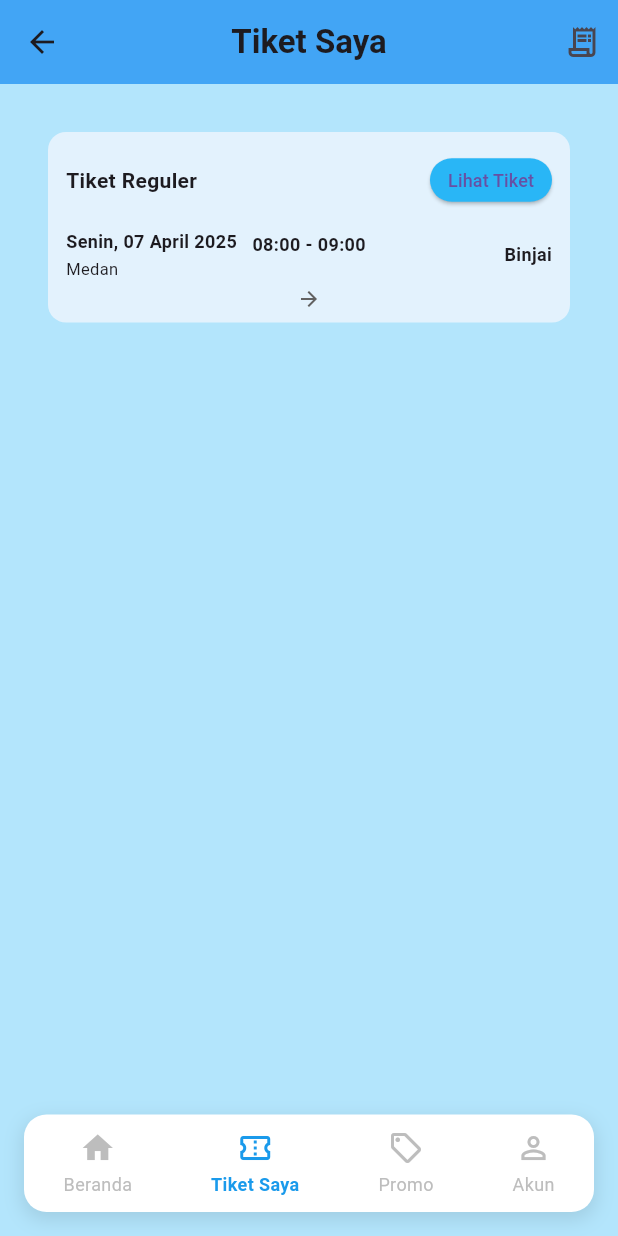
After one commit to Puderta-2202/bussgo, a Flutter app: the TiketSayaPage screen opened directly, on a phone screen of 412 x 824 dp. The commit adds this screen. Run offline on Flutter 3.47's test engine with Material 3 defaults, Android fonts, the phone set to English and light mode, and no system bars.

Commit message:
up to date

```diff
--- a/lib/pages/home_screen.dart
+++ b/lib/pages/home_screen.dart
@@ -1,4 +1,5 @@
 import 'package:flutter/material.dart';
+import 'tiket_saya.dart';
 
 const Color mainBlue = Color(0xFF1A9AEB);
 
@@ -16,6 +17,13 @@ class _HomeScreenState extends State<HomeScreen> {
     setState(() {
       _selectedIndex = index;
     });
+
+    if (index == 1) {
+      Navigator.push(
+        context,
+        MaterialPageRoute(builder: (context) => const TiketSayaPage()),
+      );
+    }
   }
 
   @override
--- /dev/null
+++ b/lib/pages/tiket_saya.dart
@@ -0,0 +1,242 @@
+import 'package:flutter/material.dart';
+import 'home_screen.dart';
+
+const Color mainBlue = Color(0xFF1A9AEB);
+
+class TiketSayaPage extends StatefulWidget {
+  const TiketSayaPage({Key? key}) : super(key: key);
+
+  @override
+  State<TiketSayaPage> createState() => _TiketSayaPageState();
+}
+
+class _TiketSayaPageState extends State<TiketSayaPage> {
+  int _selectedIndex = 1; // karena ini halaman Tiket Saya
+
+  void _onItemTapped(int index) {
+    setState(() {
+      _selectedIndex = index;
+    });
+
+    if (index == 0) {
+      Navigator.pushAndRemoveUntil(
+        context,
+        MaterialPageRoute(builder: (context) => const HomeScreen()),
+        (route) => false,
+      );
+    }
+  }
+
+  Widget _buildNavItem(IconData icon, String label, bool isActive) {
+    return GestureDetector(
+      onTap: () {
+        int index =
+            label == 'Beranda'
+                ? 0
+                : label == 'Tiket Saya'
+                ? 1
+                : label == 'Promo'
+                ? 2
+                : 3;
+        _onItemTapped(index);
+      },
+      child: Column(
+        mainAxisSize: MainAxisSize.min,
+        children: [
+          Icon(icon, color: isActive ? mainBlue : Colors.grey[400], size: 24),
+          const SizedBox(height: 4),
+          Text(
+            label,
+            style: TextStyle(
+              color: isActive ? mainBlue : Colors.grey[400],
+              fontSize: 12,
+              fontWeight: isActive ? FontWeight.w600 : FontWeight.normal,
+            ),
+          ),
+        ],
+      ),
+    );
+  }
+
+  @override
+  Widget build(BuildContext context) {
+    return Scaffold(
+      backgroundColor: Colors.lightBlue[100],
+      appBar: AppBar(
+        backgroundColor: Colors.blue[400],
+        title: const Text(
+          'Tiket Saya',
+          style: TextStyle(fontWeight: FontWeight.bold),
+        ),
+        centerTitle: true,
+        leading: IconButton(
+          icon: const Icon(Icons.arrow_back),
+          onPressed: () => Navigator.pop(context),
+        ),
+        actions: [
+          IconButton(
+            icon: const Icon(Icons.receipt_long_outlined),
+            onPressed: () {
+              // aksi icon receipt
+            },
+          ),
+        ],
+      ),
+      body: Padding(
+        padding: const EdgeInsets.all(16),
+        child: Container(
+          decoration: BoxDecoration(
+            color: Colors.blue[20],
+            borderRadius: BorderRadius.circular(16),
+          ),
+          padding: const EdgeInsets.all(16),
+          child: Column(
+            crossAxisAlignment: CrossAxisAlignment.start,
+            children: [
+              Container(
+                decoration: BoxDecoration(
+                  color: Colors.blue[50],
+                  borderRadius: BorderRadius.circular(12),
+                ),
+                padding: const EdgeInsets.symmetric(
+                  horizontal: 12,
+                  vertical: 8,
+                ),
+                child: Column(
+                  crossAxisAlignment: CrossAxisAlignment.start,
+                  children: [
+                    Row(
+                      mainAxisAlignment: MainAxisAlignment.spaceBetween,
+                      children: [
+                        const Text(
+                          'Tiket Reguler',
+                          style: TextStyle(
+                            fontWeight: FontWeight.bold,
+                            fontSize: 14,
+                          ),
+                        ),
+                        ElevatedButton(
+                          onPressed: () {
+                            // aksi tombol lihat tiket
+                          },
+                          style: ElevatedButton.styleFrom(
+                            backgroundColor: Colors.lightBlue[400],
+                            padding: const EdgeInsets.symmetric(
+                              horizontal: 12,
+                              vertical: 6,
+                            ),
+                            shape: RoundedRectangleBorder(
+                              borderRadius: BorderRadius.circular(20),
+                            ),
+                            minimumSize: const Size(80, 28),
+                          ),
+                          child: const Text(
+                            'Lihat Tiket',
+                            style: TextStyle(fontSize: 12),
+                          ),
+                        ),
+                      ],
+                    ),
+                    const SizedBox(height: 8),
+                    Row(
+                      children: [
+                        Expanded(
+                          flex: 3,
+                          child: Column(
+                            crossAxisAlignment: CrossAxisAlignment.start,
+                            children: const [
+                              Text(
+                                'Senin, 07 April 2025',
+                                style: TextStyle(
+                                  fontWeight: FontWeight.bold,
+                                  fontSize: 12,
+                                ),
+                              ),
+                              SizedBox(height: 2),
+                              Text('Medan', style: TextStyle(fontSize: 11)),
+                            ],
+                          ),
+                        ),
+                        Expanded(
+                          flex: 2,
+                          child: Column(
+                            children: const [
+                              Text(
+                                '08:00 - 09:00',
+                                style: TextStyle(
+                                  fontWeight: FontWeight.bold,
+                                  fontSize: 12,
+                                ),
+                              ),
+                              SizedBox(height: 14),
+                            ],
+                          ),
+                        ),
+                        Expanded(
+                          flex: 3,
+                          child: Column(
+                            crossAxisAlignment: CrossAxisAlignment.end,
+                            children: const [
+                              Text(
+                                'Binjai',
+                                style: TextStyle(
+                                  fontWeight: FontWeight.bold,
+                                  fontSize: 12,
+                                ),
+                              ),
+                            ],
+                          ),
+                        ),
+                      ],
+                    ),
+                    const SizedBox(height: 4),
+                    Center(
+                      child: Icon(
+                        Icons.arrow_forward,
+                        size: 16,
+                        color: Colors.grey[700],
+                      ),
+                    ),
+                  ],
+                ),
+              ),
+            ],
+          ),
+        ),
+      ),
+      bottomNavigationBar: Container(
+        margin: const EdgeInsets.all(16),
+        padding: const EdgeInsets.symmetric(vertical: 10),
+        decoration: BoxDecoration(
+          color: Colors.white,
+          borderRadius: BorderRadius.circular(15),
+          boxShadow: [
+            BoxShadow(
+              color: Colors.black.withOpacity(0.1),
+              spreadRadius: 1,
+              blurRadius: 10,
+              offset: const Offset(0, 4),
+            ),
+          ],
+        ),
+        child: Row(
+          mainAxisAlignment: MainAxisAlignment.spaceAround,
+          children: [
+            _buildNavItem(Icons.home, 'Beranda', _selectedIndex == 0),
+            _buildNavItem(
+              Icons.confirmation_number_outlined,
+              'Tiket Saya',
+              _selectedIndex == 1,
+            ),
+            _buildNavItem(
+              Icons.local_offer_outlined,
+              'Promo',
+              _selectedIndex == 2,
+            ),
+            _buildNavItem(Icons.person_outline, 'Akun', _selectedIndex == 3),
+          ],
+        ),
+      ),
+    );
+  }
+}
```
